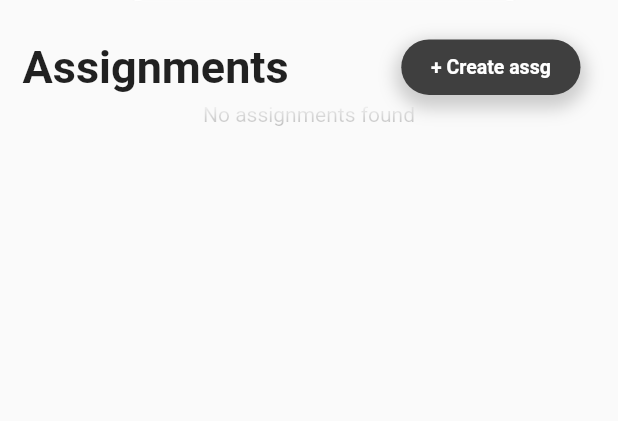
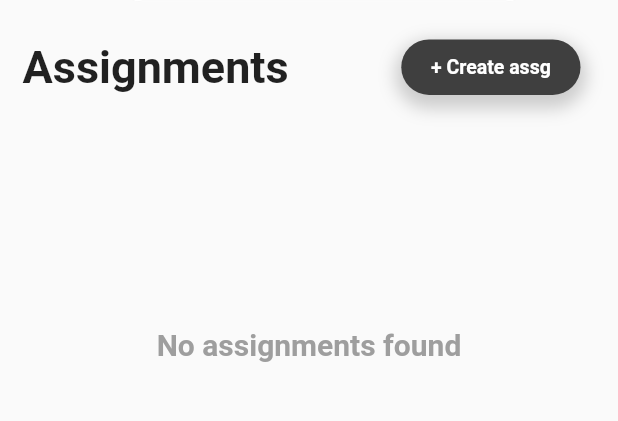
Before and after one commit to flutter-team5/Checky, a Flutter app: the HomeScreen widget shown alone on an empty page, opened directly, on a phone screen of 412 x 824 dp, the part 183-604 px from its top. Run offline on Flutter 3.47's test engine with Material 2 defaults, Android fonts, the phone set to English and light mode, and no system bars; our stand-ins replace another_flutter_splash_screen, bloc, dot_navigation_bar, elegant_notification, file_picker, flutter_bloc and 3 more; accounts and stored records are empty; network calls fail; Roboto replaces fonts that are missing (Rubik-VariableFont_wght).

Commit message:
modify UI

```diff
--- a/checky/lib/bloc/ai_assistant_bloc/ai_assistant_bloc.dart
+++ b/checky/lib/bloc/ai_assistant_bloc/ai_assistant_bloc.dart
@@ -1,7 +1,6 @@
+// ignore: depend_on_referenced_packages
 import 'package:bloc/bloc.dart';
 import 'package:checky/services/api/ai_assistant_api.dart';
-import 'package:meta/meta.dart';
-
 part 'ai_assistant_event.dart';
 part 'ai_assistant_state.dart';
 
--- a/checky/lib/screens/assignments_views/home_screen.dart
+++ b/checky/lib/screens/assignments_views/home_screen.dart
@@ -113,7 +113,17 @@ class HomeScreen extends StatelessWidget {
                         )),
                       );
                     } else if (state is NoAssignmentsFoundState) {
-                      return const Text("No assignments found");
+                      return const Padding(
+                        padding: EdgeInsets.only(top: 150),
+                        child: Text(
+                          "No assignments found",
+                          style: TextStyle(
+                            fontWeight: FontWeight.bold,
+                            color: CColors.grey,
+                            fontSize: 20,
+                          ),
+                        ),
+                      );
                     } else if (state is GetAssignmentsSuccessfulState) {
                       return Column(
                           crossAxisAlignment: CrossAxisAlignment.center,
@@ -126,7 +136,17 @@ class HomeScreen extends StatelessWidget {
                             CSpaces.kVspace32,
                           ]);
                     } else if (state is AssignmentsErrorState) {
-                      return const Text("Something went wrong");
+                      return const Padding(
+                        padding: EdgeInsets.only(top: 150),
+                        child: Text(
+                          "Something went wrong : (",
+                          style: TextStyle(
+                            fontWeight: FontWeight.bold,
+                            color: CColors.grey,
+                            fontSize: 20,
+                          ),
+                        ),
+                      );
                     }
 
                     return const SizedBox();
--- a/checky/lib/screens/assignments_views/main_screen.dart
+++ b/checky/lib/screens/assignments_views/main_screen.dart
@@ -14,7 +14,7 @@ class MainScreen extends StatefulWidget {
 }
 
 class _BottomNavState extends State<MainScreen> with TickerProviderStateMixin {
-  var _selectedIndex = 0;
+  var _selectedIndex = 1;
 
   void _handleIndexChanged(int i) {
     setState(() {
```
Also changed, not shown: checky/lib/screens/onboarding_screen.dart (+9 -8 lines), checky/lib/screens/pre_auth/login_screen.dart (+6 -4 lines).
